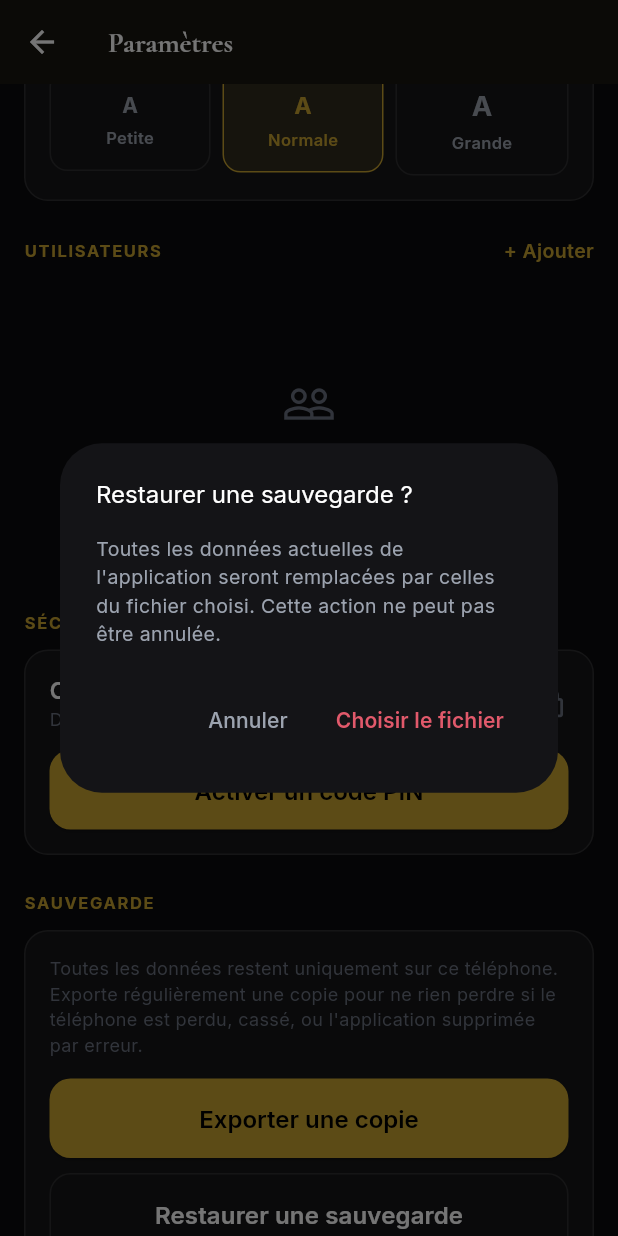
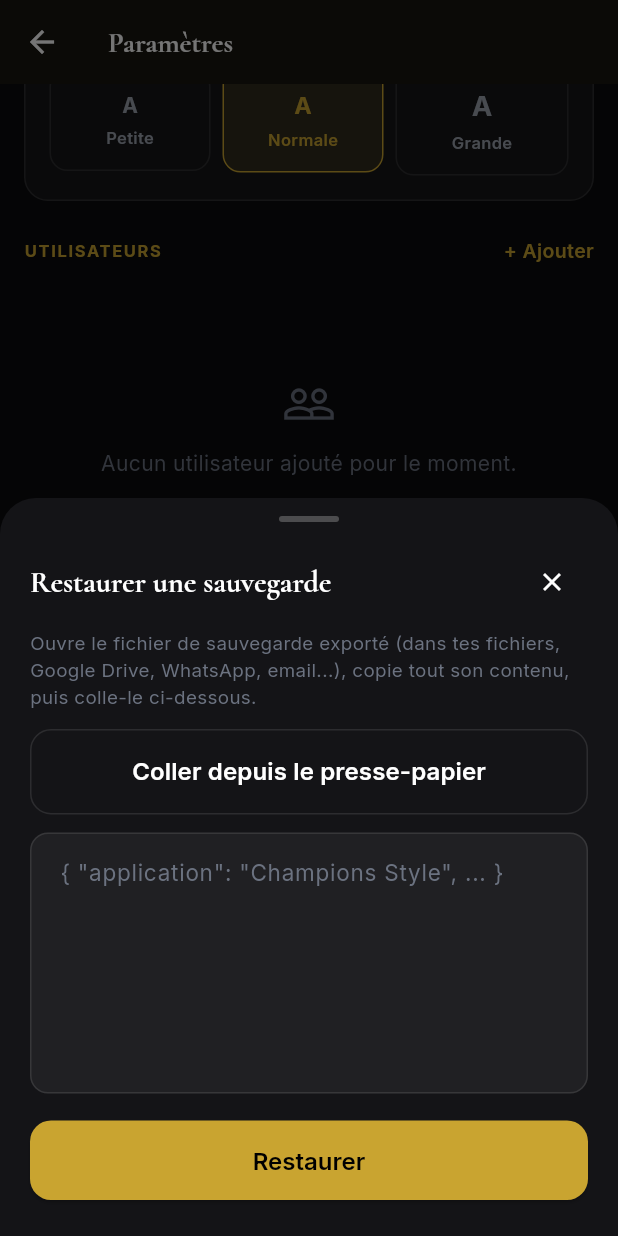
Before and after one commit to traoreboubacar7073-lang/champion-style-Mobile-, a Flutter app: the ParametresScreen screen opened directly, scrolled down 576 dp, after a tap on "Restaurer une sauvegarde", on a phone screen of 412 x 824 dp. Run offline on Flutter 3.47's test engine with Material 3 defaults, Android fonts, the phone set to English and light mode, and no system bars; our stand-ins replace google_fonts, image_picker, pdf, printing, share_plus, sqflite; accounts and stored records are empty.

```diff
--- a/lib/screens/parametres_screen.dart
+++ b/lib/screens/parametres_screen.dart
@@ -1,4 +1,5 @@
 import 'package:flutter/material.dart';
+import 'package:flutter/services.dart' show Clipboard;
 import '../data/repository.dart';
 import '../models/utilisateur.dart';
 import '../theme/app_theme.dart';
@@ -66,35 +67,11 @@ class _ParametresScreenState extends State<ParametresScreen> {
   }
 
   Future<void> _restaurerSauvegarde() async {
-    final confirme = await showDialog<bool>(
-      context: context,
-      builder: (ctx) => AlertDialog(
-        backgroundColor: context.isDark ? AppColors.surface : AppColors.surfaceLightMode,
-        title: Text('Restaurer une sauvegarde ?', style: TextStyle(color: context.textPrimary, fontSize: 16)),
-        content: Text(
-          "Toutes les données actuelles de l'application seront remplacées par celles du fichier choisi. Cette action ne peut pas être annulée.",
-          style: TextStyle(color: context.textMuted, fontSize: 13),
-        ),
-        actions: [
-          TextButton(onPressed: () => Navigator.pop(ctx, false), child: Text('Annuler', style: TextStyle(color: context.textMuted))),
-          TextButton(onPressed: () => Navigator.pop(ctx, true), child: const Text('Choisir le fichier', style: TextStyle(color: AppColors.rose, fontWeight: FontWeight.w600))),
-        ],
-      ),
+    await showAppBottomSheet(
+      context,
+      title: 'Restaurer une sauvegarde',
+      child: _RestaurationForm(onSuccess: () { Navigator.of(context).pop(); _load(); }),
     );
-    if (confirme != true) return;
-    setState(() => _sauvegardeEnCours = true);
-    try {
-      final reussi = await BackupService.choisirEtRestaurer();
-      if (!mounted) return;
-      if (reussi) {
-        ScaffoldMessenger.of(context).showSnackBar(const SnackBar(content: Text('Sauvegarde restaurée avec succès.'), backgroundColor: AppColors.deepGreen));
-        _load();
-      }
-    } catch (_) {
-      if (mounted) ScaffoldMessenger.of(context).showSnackBar(const SnackBar(content: Text("Ce fichier n'a pas pu être lu — vérifie que c'est bien une sauvegarde Champions Style.")));
-    } finally {
-      if (mounted) setState(() => _sauvegardeEnCours = false);
-    }
   }
 
   void _ouvrirGestionPin({required bool creation}) async {
@@ -502,3 +479,97 @@ class _InfoRow extends StatelessWidget {
     );
   }
 }
+
+/// Fenêtre de restauration — l'utilisateur colle le contenu texte du
+/// fichier de sauvegarde exporté précédemment (ouvert dans n'importe
+/// quelle application de fichiers/notes/email, puis copié).
+class _RestaurationForm extends StatefulWidget {
+  final VoidCallback onSuccess;
+  const _RestaurationForm({required this.onSuccess});
+
+  @override
+  State<_RestaurationForm> createState() => _RestaurationFormState();
+}
+
+class _RestaurationFormState extends State<_RestaurationForm> {
+  final _texteCtrl = TextEditingController();
+  bool _enCours = false;
+  String? _erreur;
+
+  @override
+  void dispose() {
+    _texteCtrl.dispose();
+    super.dispose();
+  }
+
+  Future<void> _collerDepuisPressePapier() async {
+    final data = await Clipboard.getData('text/plain');
+    if (data?.text != null) {
+      setState(() => _texteCtrl.text = data!.text!);
+    }
+  }
+
+  Future<void> _confirmerEtRestaurer() async {
+    final confirme = await showDialog<bool>(
+      context: context,
+      builder: (ctx) => AlertDialog(
+        backgroundColor: context.isDark ? AppColors.surface : AppColors.surfaceLightMode,
+        title: Text('Restaurer cette sauvegarde ?', style: TextStyle(color: context.textPrimary, fontSize: 16)),
+        content: Text(
+          "Toutes les données actuelles de l'application seront remplacées par celles-ci. Cette action ne peut pas être annulée.",
+          style: TextStyle(color: context.textMuted, fontSize: 13),
+        ),
+        actions: [
+          TextButton(onPressed: () => Navigator.pop(ctx, false), child: Text('Annuler', style: TextStyle(color: context.textMuted))),
+          TextButton(onPressed: () => Navigator.pop(ctx, true), child: const Text('Restaurer', style: TextStyle(color: AppColors.rose, fontWeight: FontWeight.w600))),
+        ],
+      ),
+    );
+    if (confirme != true) return;
+
+    setState(() { _enCours = true; _erreur = null; });
+    try {
+      final reussi = await BackupService.restaurerDepuisTexte(_texteCtrl.text);
+      if (!mounted) return;
+      if (reussi) {
+        ScaffoldMessenger.of(context).showSnackBar(const SnackBar(content: Text('Sauvegarde restaurée avec succès.'), backgroundColor: AppColors.deepGreen));
+        widget.onSuccess();
+      }
+    } catch (_) {
+      setState(() => _erreur = "Ce contenu n'a pas pu être lu — vérifie qu'il s'agit bien d'une sauvegarde Champions Style complète.");
+    } finally {
+      if (mounted) setState(() => _enCours = false);
+    }
+  }
+
+  @override
+  Widget build(BuildContext context) {
+    return Column(
+      crossAxisAlignment: CrossAxisAlignment.start,
+      children: [
+        Text(
+          "Ouvre le fichier de sauvegarde exporté (dans tes fichiers, Google Drive, WhatsApp, email...), copie tout son contenu, puis colle-le ci-dessous.",
+          style: TextStyle(color: context.textFaint, fontSize: 12.5),
+        ),
+        const SizedBox(height: 12),
+        GhostButton(label: 'Coller depuis le presse-papier', onPressed: _collerDepuisPressePapier),
+        const SizedBox(height: 12),
+        TextField(
+          controller: _texteCtrl,
+          maxLines: 8,
+          style: TextStyle(color: context.textPrimary, fontSize: 12),
+          decoration: const InputDecoration(hintText: '{ "application": "Champions Style", ... }'),
+        ),
+        if (_erreur != null) ...[
+          const SizedBox(height: 8),
+          Text(_erreur!, style: const TextStyle(color: AppColors.rose, fontSize: 12)),
+        ],
+        const SizedBox(height: 18),
+        if (_enCours)
+          const Center(child: CircularProgressIndicator(color: AppColors.gold))
+        else
+          GoldButton(label: 'Restaurer', onPressed: _confirmerEtRestaurer),
+      ],
+    );
+  }
+}
```
Also changed, not shown: lib/services/backup_service.dart (+11 -10 lines), pubspec.yaml (+4 -11 lines).
